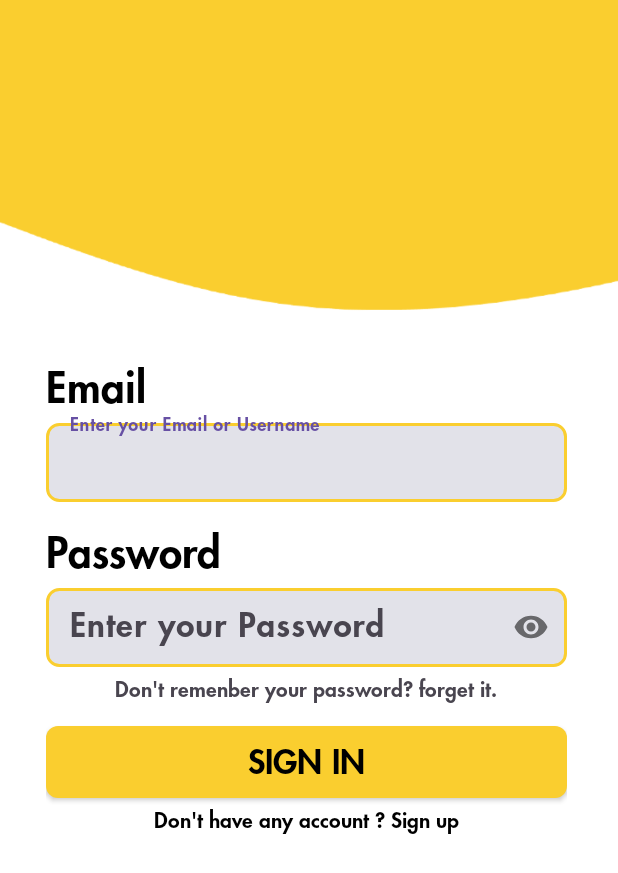
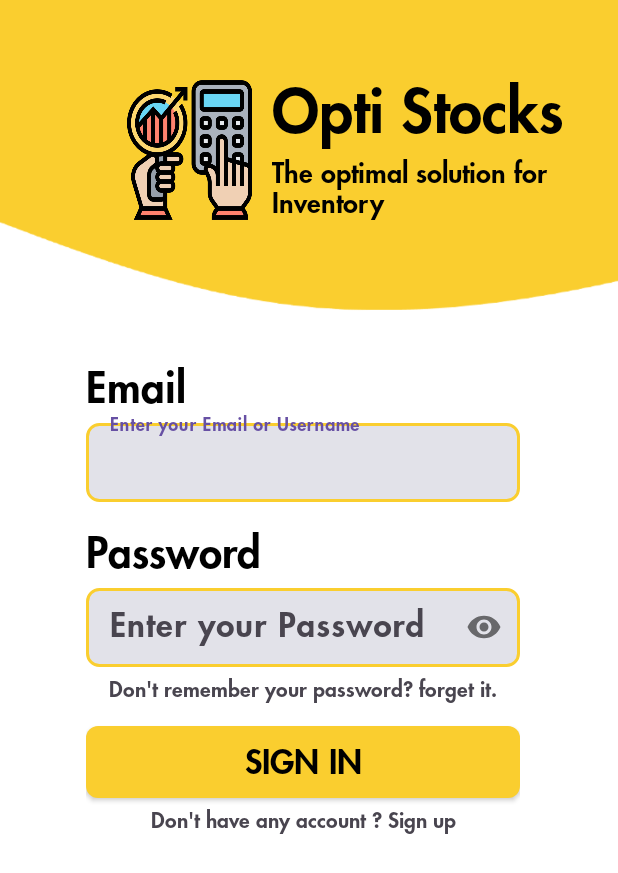
Before and after one commit to satyamkumardeveloper/inventory_management, an Android app: the screen it shows after launch (SigninActivity), on a phone screen of 412 x 824 dp. Shown: the top 873 px of the screen. Run offline under Robolectric (Android 15) with nearby library versions, the phone set to English and light mode, and no system bars; our stand-ins replace Firebase (no records; nobody signed in at launch, a user with empty details on screens opened directly).

Commit message:
Login and register page using firebase complete.

```diff
--- a/app/src/main/res/layout/signin.xml
+++ b/app/src/main/res/layout/signin.xml
@@ -8,9 +8,48 @@
     android:background="@drawable/background"
     tools:context=".SigninActivity">
 
+
+    <ImageView
+        android:layout_width="86dp"
+        android:layout_height="96dp"
+        android:layout_marginTop="52dp"
+        android:background="@drawable/logo"
+        app:layout_constraintEnd_toStartOf="@+id/textView3"
+        app:layout_constraintHorizontal_bias="0.873"
+        app:layout_constraintStart_toStartOf="parent"
+        app:layout_constraintTop_toTopOf="parent"
+        android:contentDescription="@string/TODO" />
+
+    <TextView
+        android:id="@+id/textView3"
+        android:layout_width="wrap_content"
+        android:layout_height="wrap_content"
+        android:layout_marginTop="48dp"
+        android:fontFamily="@font/future"
+        android:text="@string/opti_stocks"
+        android:textColor="@color/black"
+        android:textSize="40sp"
+        app:layout_constraintEnd_toEndOf="parent"
+        app:layout_constraintHorizontal_bias="0.833"
+        app:layout_constraintStart_toStartOf="parent"
+        app:layout_constraintTop_toTopOf="parent" />
+
+    <TextView
+        android:layout_width="199dp"
+        android:layout_height="48dp"
+        android:layout_marginTop="4dp"
+        android:fontFamily="@font/future"
+        android:text="@string/the_optimal_solutionfor_inventory"
+        android:textColor="@color/black"
+        android:textSize="18sp"
+        app:layout_constraintEnd_toEndOf="@+id/textView3"
+        app:layout_constraintHorizontal_bias="0.0"
+        app:layout_constraintStart_toStartOf="@+id/textView3"
+        app:layout_constraintTop_toBottomOf="@+id/textView3" />
+
     <LinearLayout
-        android:layout_width="347dp"
-        android:layout_height="384dp"
+        android:layout_width="289dp"
+        android:layout_height="353dp"
         android:layout_marginStart="1dp"
         android:layout_marginTop="240dp"
         android:layout_marginEnd="1dp"
@@ -20,6 +59,7 @@
         app:layout_constraintStart_toStartOf="parent"
         app:layout_constraintTop_toTopOf="parent"
         tools:ignore="TextSizeCheck">
+
 
         <TextView
             android:id="@+id/textView1"
@@ -90,7 +130,7 @@
             android:layout_marginTop="5sp"
             android:fontFamily="@font/future"
             android:gravity="center"
-            android:text="@string/don_t_remenber_your_password_forget_it" />
+            android:text="@string/don_t_remember_your_password_forget_it" />
 
         <androidx.appcompat.widget.AppCompatButton
             android:id="@+id/signIn"
@@ -112,7 +152,7 @@
             android:fontFamily="@font/future"
             android:gravity="center"
             android:text="@string/don_t_have_any_account_sign_up"
-            android:textColor="@color/black" />
+            />
 
 
     </LinearLayout>
--- a/app/src/main/res/values/strings.xml
+++ b/app/src/main/res/values/strings.xml
@@ -10,11 +10,16 @@
     <string name="password">Password</string>
     <string name="enter_your_email">Enter your Email</string>
     <string name="enter_your_name">Enter your Name</string>
-    <string name="don_t_remenber_your_password_forget_it">Don\'t remenber your password? forget it.</string>
+    <string name="don_t_remember_your_password_forget_it">Don\'t remember your password? forget it.</string>
     <string name="enter_your_password">Enter your Password</string>
     <string name="don_t_have_any_account_sign_up">Don\'t have any account ? Sign up</string>
     <string name="sign_in">Sign in</string>
     <string name="enter_your_email_or_username">Enter your Email or Username</string>
     <string name="todo">TODO</string>
     <string name="opti_stock">Opti Stock</string>
+    <string name="Sign_up_before_using_Opti_Stocks" >Sign up before using Opti Stocks</string>
+    <string name="opti_stocks">Opti Stocks</string>
+    <string name="the_optimal_solutionfor_inventory">The optimal solution for Inventory</string>
+    <string name="TODO">TODO</string>
+
 </resources>
--- a/build.gradle.kts
+++ b/build.gradle.kts
@@ -5,6 +5,6 @@ buildscript {
 }
 // Top-level build file where you can add configuration options common to all sub-projects/modules.
 plugins {
-    id("com.android.application") version "8.2.2" apply false
+    id("com.android.application") version "8.3.0" apply false
     id("org.jetbrains.kotlin.android") version "1.9.22" apply false
 }
```
Also changed, not shown: app/src/main/res/layout/activity_signup.xml (+28 -3 lines), gradle/wrapper/gradle-wrapper.properties.
